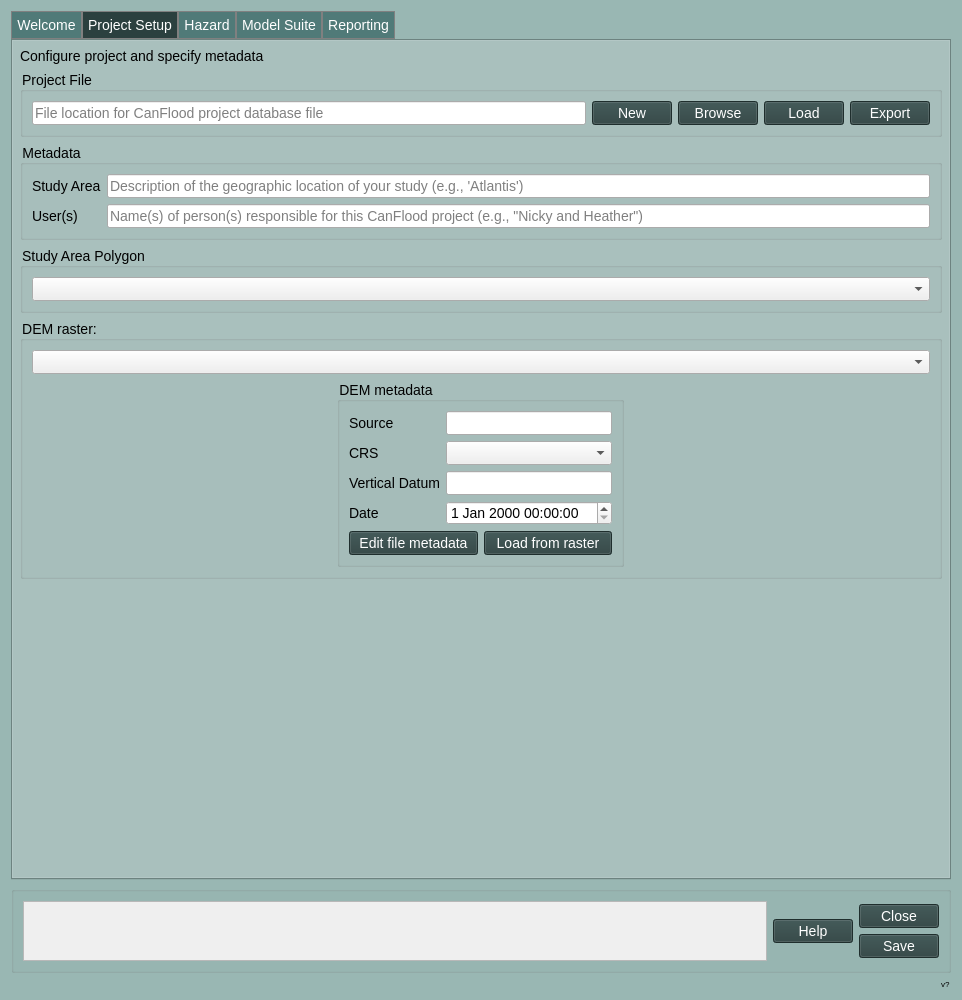
Qt form canflood2/canflood2_dialog_main.ui (cefect/CanFlood2) before a commit.
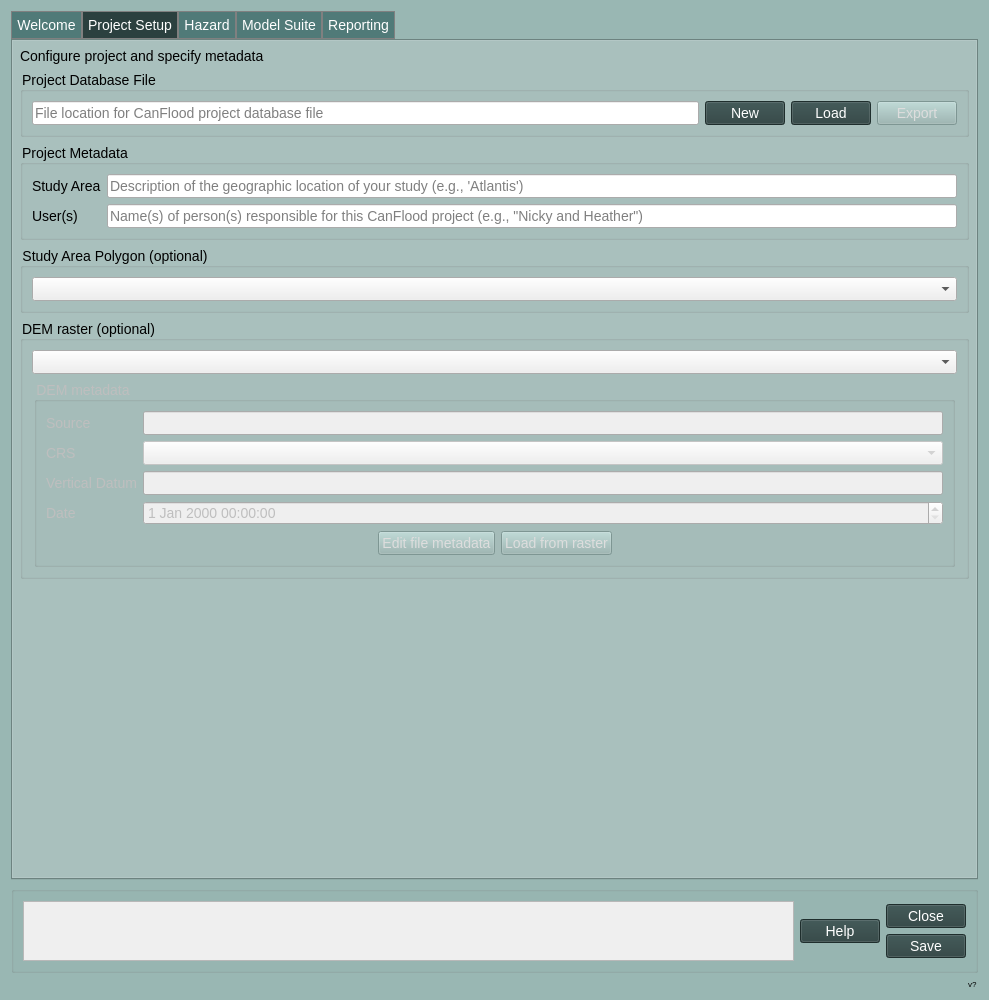
The same form after that commit. The open tabs and pages were chosen to show the change. Icons and pictures are not drawn. Custom widgets are drawn as their Qt base class.

What changed in the file:
```diff
--- a/canflood2/canflood2_dialog_main.ui
+++ b/canflood2/canflood2_dialog_main.ui
@@ -6,7 +6,7 @@
    <rect>
     <x>0</x>
     <y>0</y>
-    <width>962</width>
+    <width>979</width>
     <height>1000</height>
    </rect>
   </property>
@@ -279,7 +279,7 @@
        <item>
         <widget class="QGroupBox" name="groupBox_2">
          <property name="title">
-          <string>Project File</string>
+          <string>Project Database File</string>
          </property>
          <layout class="QVBoxLayout" name="verticalLayout_9">
           <item>
@@ -302,21 +302,17 @@
              </widget>
             </item>
             <item>
-             <widget class="QPushButton" name="pushButton_3">
-              <property name="text">
-               <string>Browse</string>
-              </property>
-             </widget>
-            </item>
-            <item>
-             <widget class="QPushButton" name="pushButton_4">
+             <widget class="QPushButton" name="pushButton_PS_projDB_load">
               <property name="text">
                <string>Load</string>
               </property>
              </widget>
             </item>
             <item>
-             <widget class="QPushButton" name="pushButton_14">
+             <widget class="QPushButton" name="pushButton_PS_projDB_export">
+              <property name="enabled">
+               <bool>false</bool>
+              </property>
               <property name="text">
                <string>Export</string>
               </property>
@@ -330,7 +326,7 @@
        <item>
         <widget class="QGroupBox" name="groupBox_5">
          <property name="title">
-          <string>Metadata</string>
+          <string>Project Metadata</string>
          </property>
          <layout class="QVBoxLayout" name="verticalLayout_14">
           <item>
@@ -371,11 +367,18 @@
        <item>
         <widget class="QGroupBox" name="groupBox_9">
          <property name="title">
-          <string>Study Area Polygon</string>
+          <string>Study Area Polygon (optional)</string>
          </property>
          <layout class="QVBoxLayout" name="verticalLayout_5">
           <item>
-           <widget class="QgsMapLayerComboBox" name="mMapLayerComboBox"/>
+           <widget class="QgsMapLayerComboBox" name="comboBox_aoi">
+            <property name="toolTip">
+             <string>Select the polygon vector layer to use for the study area</string>
+            </property>
+            <property name="showCrs">
+             <bool>true</bool>
+            </property>
+           </widget>
           </item>
          </layout>
         </widget>
@@ -389,14 +392,30 @@
           </sizepolicy>
          </property>
          <property name="title">
-          <string>DEM raster:</string>
+          <string>DEM raster (optional)</string>
          </property>
          <layout class="QVBoxLayout" name="_16">
           <item>
-           <widget class="QgsMapLayerComboBox" name="comboBox_dtm"/>
+           <widget class="QgsMapLayerComboBox" name="comboBox_dem">
+            <property name="toolTip">
+             <string>Select the raster layer to use for the Digital Elevation Model</string>
+            </property>
+            <property name="showCrs">
+             <bool>true</bool>
+            </property>
+           </widget>
           </item>
           <item alignment="Qt::AlignHCenter">
            <widget class="QGroupBox" name="groupBox_10">
+            <property name="enabled">
+             <bool>false</bool>
+            </property>
+            <property name="sizePolicy">
+             <sizepolicy hsizetype="Expanding" vsizetype="Preferred">
+              <horstretch>0</horstretch>
+              <verstretch>0</verstretch>
+             </sizepolicy>
+            </property>
             <property name="title">
              <string>DEM metadata</string>
             </property>
@@ -411,7 +430,14 @@
                 </widget>
                </item>
                <item row="0" column="1">
-                <widget class="QLineEdit" name="sourceLineEdit"/>
+                <widget class="QLineEdit" name="sourceLineEdit">
+                 <property name="minimumSize">
+                  <size>
+                   <width>800</width>
+                   <height>0</height>
+                  </size>
+                 </property>
+                </widget>
                </item>
                <item row="1" column="0">
                 <widget class="QLabel" name="cRSLabel">
@@ -447,6 +473,19 @@
              </item>
              <item>
               <layout class="QHBoxLayout" name="horizontalLayout_5">
+               <item>
+                <spacer name="horizontalSpacer_2">
+                 <property name="orientation">
+                  <enum>Qt::Horizontal</enum>
+                 </property>
+                 <property name="sizeHint" stdset="0">
+                  <size>
+                   <width>40</width>
+                   <height>20</height>
+                  </size>
+                 </property>
+                </spacer>
+               </item>
                <item>
                 <widget class="QPushButton" name="pushButton_8">
                  <property name="text">
@@ -461,6 +500,19 @@
                  </property>
                 </widget>
                </item>
+               <item>
+                <spacer name="horizontalSpacer_3">
+                 <property name="orientation">
+                  <enum>Qt::Horizontal</enum>
+                 </property>
+                 <property name="sizeHint" stdset="0">
+                  <size>
+                   <width>40</width>
+                   <height>20</height>
+                  </size>
+                 </property>
+                </spacer>
+               </item>
               </layout>
              </item>
             </layout>
@@ -1789,7 +1841,7 @@
             <rect>
              <x>0</x>
              <y>0</y>
-             <width>754</width>
+             <width>771</width>
              <height>58</height>
             </rect>
            </property>
```
Left out of the diff: 74 changed lines with no effect on the pictures.
